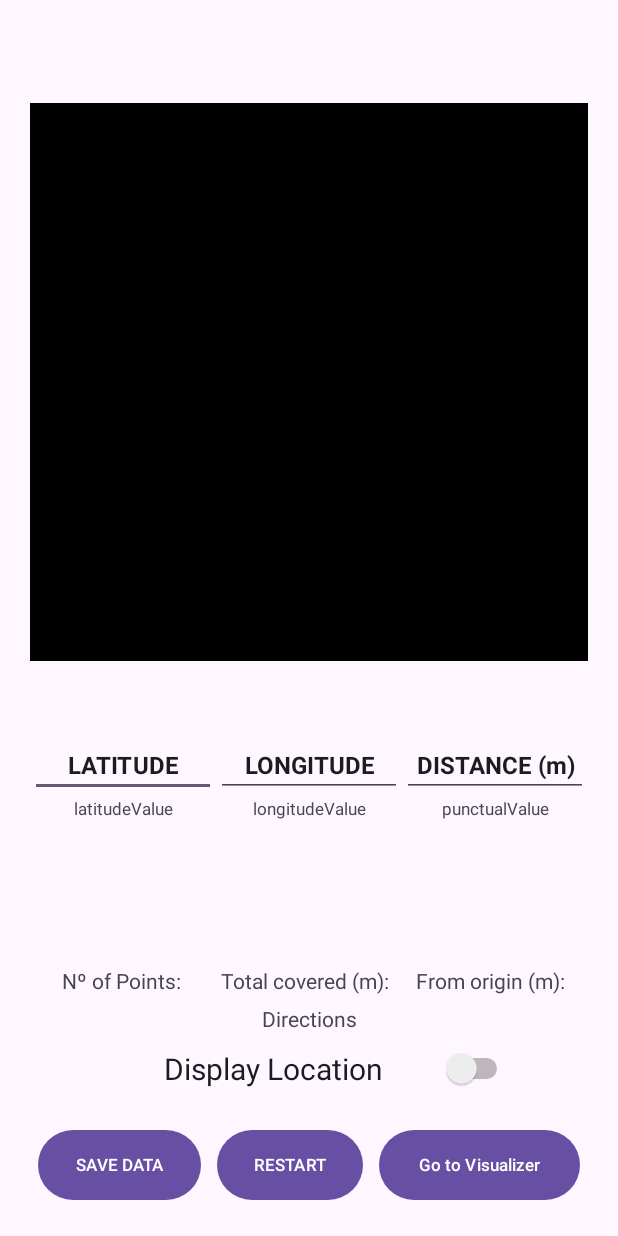
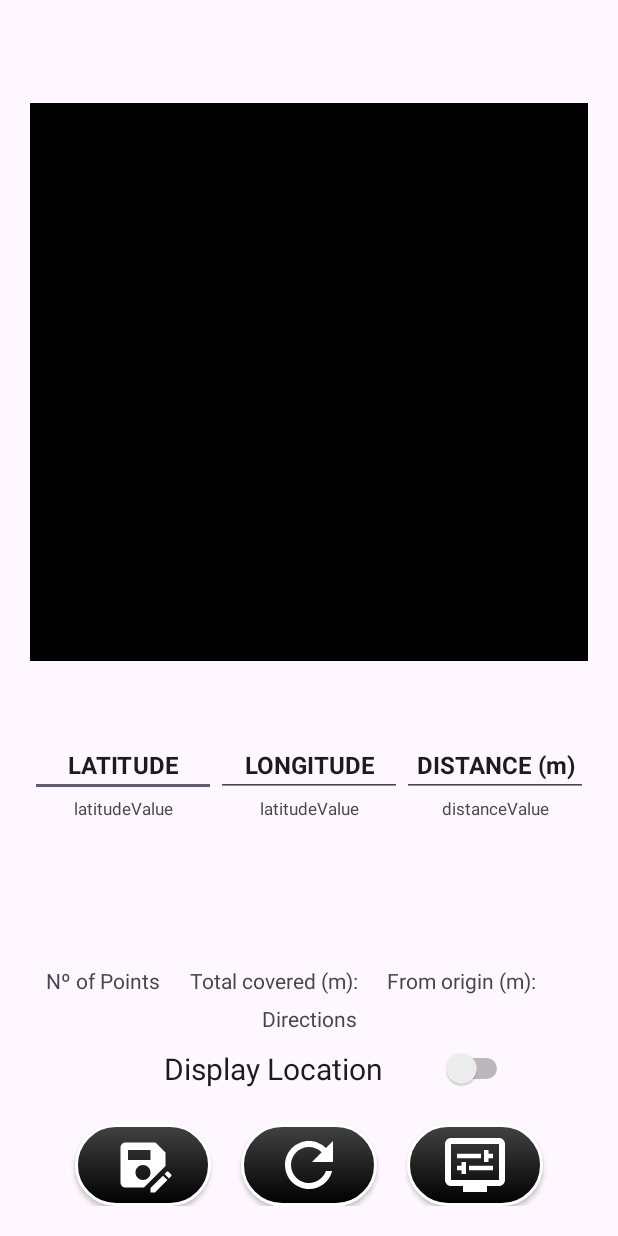
Before and after one commit to DRBondyaleJuez/LocationTrayectoryDrawing, an Android app: the screen it shows after launch (MainActivity), on a phone screen of 412 x 824 dp. Run offline under Robolectric (Android 15) with nearby library versions, the phone set to English and light mode, and no system bars.

Commit message:
Numerous changes in the format of the View. Multiple xml files added to use icons. The strings folder in values is also being used and themes have been created for the buttons.

```diff
--- a/app/src/main/java/viewController/MainViewController.java
+++ b/app/src/main/java/viewController/MainViewController.java
@@ -3,6 +3,7 @@ package viewController;
 import android.app.Activity;
 import android.view.View;
 import android.widget.Button;
+import android.widget.ImageButton;
 import android.widget.ImageView;
 import android.widget.Switch;
 import android.widget.TextView;
@@ -32,9 +33,9 @@ public class MainViewController implements MainControllerObserver {
     private TextView totalDistanceTextView;
     private TextView distanceFromOriginTextView;
     private TextView directionsTextView;
-    private final Button saveDataButton;
-    private final Button goToVisualizerButton;
-    private final Button restartButton;
+    private final ImageButton saveDataButton;
+    private final ImageButton goToVisualizerButton;
+    private final ImageButton restartButton;
     private final Switch continuousLocationSwitch;
     private final ImageView trajectoryImageView;
 
--- a/app/src/main/java/viewController/TrajectoryDrawingViewController.java
+++ b/app/src/main/java/viewController/TrajectoryDrawingViewController.java
@@ -14,7 +14,7 @@ public class TrajectoryDrawingViewController {
     private static final double DEFAULT_DOUBLE_STOP_OR_ABSENCE = -2000;
     private static final double INDICATOR_OF_NEW_TRAJECTORY = -2001;
     private static final int HUE_MAX_VALUE = 320;
-    private static final int RATIO_BETWEEN_DRAWING_AND_BORDER = 2;
+    private static final int RATIO_BETWEEN_DRAWING_AND_BORDER = 1;
     private static int BITMAP_SIZE = 5000;
     private static int SQUARE_SIZE = 50;
     private static int ADJUSTED_BITMAP_SIZE = BITMAP_SIZE-SQUARE_SIZE;
--- /dev/null
+++ b/app/src/main/res/drawable/arrow_pointing_left.xml
@@ -0,0 +1,5 @@
+<vector android:autoMirrored="true" android:height="24dp"
+    android:tint="#000000" android:viewportHeight="24"
+    android:viewportWidth="24" android:width="24dp" xmlns:android="http://schemas.android.com/apk/res/android">
+    <path android:fillColor="@android:color/white" android:pathData="M20,11H7.83l5.59,-5.59L12,4l-8,8 8,8 1.41,-1.41L7.83,13H20v-2z"/>
+</vector>
--- /dev/null
+++ b/app/src/main/res/drawable/arrow_pointing_right.xml
@@ -0,0 +1,5 @@
+<vector android:autoMirrored="true" android:height="24dp"
+    android:tint="#000000" android:viewportHeight="24"
+    android:viewportWidth="24" android:width="24dp" xmlns:android="http://schemas.android.com/apk/res/android">
+    <path android:fillColor="@android:color/white" android:pathData="M12,4l-1.41,1.41L16.17,11H4v2h12.17l-5.58,5.59L12,20l8,-8z"/>
+</vector>
--- /dev/null
+++ b/app/src/main/res/drawable/dark_button_with_border.xml
@@ -0,0 +1,6 @@
+<shape xmlns:android="http://schemas.android.com/apk/res/android">
+    <corners android:radius="50dp"></corners>
+    <stroke android:width="2dp" android:color="@android:color/white"></stroke>
+    <padding android:right="2dp" android:left="2dp"></padding>
+    <gradient android:startColor="@color/dark_grey" android:endColor="@color/black" android:angle="270"/>
+</shape>
--- /dev/null
+++ b/app/src/main/res/drawable/delete_icon.xml
@@ -0,0 +1,5 @@
+<vector android:height="24dp" android:tint="#000000"
+    android:viewportHeight="24" android:viewportWidth="24"
+    android:width="24dp" xmlns:android="http://schemas.android.com/apk/res/android">
+    <path android:fillColor="@android:color/white" android:pathData="M6,19c0,1.1 0.9,2 2,2h8c1.1,0 2,-0.9 2,-2L18,7L6,7v12zM8.46,11.88l1.41,-1.41L12,12.59l2.12,-2.12 1.41,1.41L13.41,14l2.12,2.12 -1.41,1.41L12,15.41l-2.12,2.12 -1.41,-1.41L10.59,14l-2.13,-2.12zM15.5,4l-1,-1h-5l-1,1L5,4v2h14L19,4z"/>
+</vector>
--- /dev/null
+++ b/app/src/main/res/drawable/light_button_with_border.xml
@@ -0,0 +1,6 @@
+<shape xmlns:android="http://schemas.android.com/apk/res/android">
+    <corners android:radius="50dp"></corners>
+    <stroke android:width="2dp" android:color="@android:color/black"></stroke>
+    <padding android:right="2dp" android:left="2dp"></padding>
+    <gradient android:startColor="@color/dark_grey" android:endColor="@color/light_grey" android:angle="270"/>
+</shape>
--- /dev/null
+++ b/app/src/main/res/drawable/line_icon.xml
@@ -0,0 +1,5 @@
+<vector android:autoMirrored="true" android:height="24dp"
+    android:tint="#000000" android:viewportHeight="24"
+    android:viewportWidth="24" android:width="24dp" xmlns:android="http://schemas.android.com/apk/res/android">
+    <path android:fillColor="@android:color/white" android:pathData="M3.5,18.49l6,-6.01 4,4L22,6.92l-1.41,-1.41 -7.09,7.97 -4,-4L2,16.99z"/>
+</vector>
--- /dev/null
+++ b/app/src/main/res/drawable/refresh_icon.xml
@@ -0,0 +1,5 @@
+<vector android:height="24dp" android:tint="#000000"
+    android:viewportHeight="24" android:viewportWidth="24"
+    android:width="24dp" xmlns:android="http://schemas.android.com/apk/res/android">
+    <path android:fillColor="@android:color/white" android:pathData="M17.65,6.35C16.2,4.9 14.21,4 12,4c-4.42,0 -7.99,3.58 -7.99,8s3.57,8 7.99,8c3.73,0 6.84,-2.55 7.73,-6h-2.08c-0.82,2.33 -3.04,4 -5.65,4 -3.31,0 -6,-2.69 -6,-6s2.69,-6 6,-6c1.66,0 3.14,0.69 4.22,1.78L13,11h7V4l-2.35,2.35z"/>
+</vector>
--- /dev/null
+++ b/app/src/main/res/drawable/save_icon.xml
@@ -0,0 +1,5 @@
+<vector android:height="24dp" android:tint="#000000"
+    android:viewportHeight="24" android:viewportWidth="24"
+    android:width="24dp" xmlns:android="http://schemas.android.com/apk/res/android">
+    <path android:fillColor="@android:color/white" android:pathData="M21,12.4V7l-4,-4H5C3.89,3 3,3.9 3,5v14c0,1.1 0.89,2 2,2h7.4L21,12.4zM15,15c0,1.66 -1.34,3 -3,3s-3,-1.34 -3,-3s1.34,-3 3,-3S15,13.34 15,15zM6,6h9v4H6V6zM19.99,16.25l1.77,1.77L16.77,23H15v-1.77L19.99,16.25zM23.25,16.51l-0.85,0.85l-1.77,-1.77l0.85,-0.85c0.2,-0.2 0.51,-0.2 0.71,0l1.06,1.06C23.45,16 23.45,16.32 23.25,16.51z"/>
+</vector>
--- /dev/null
+++ b/app/src/main/res/drawable/visualizer_arrow.xml
@@ -0,0 +1,6 @@
+<shape xmlns:android="http://schemas.android.com/apk/res/android">
+    <corners android:radius="50dp"></corners>
+    <stroke android:width="2dp" android:color="@android:color/white"></stroke>
+    <padding android:right="2dp" android:left="2dp"></padding>
+    <gradient android:startColor="@color/dark_grey" android:endColor="@color/black" android:angle="270"/>
+</shape>
--- a/app/src/main/res/layout/activity_main.xml
+++ b/app/src/main/res/layout/activity_main.xml
@@ -13,13 +13,14 @@
 
 
 
-
     <ImageView
         android:id="@+id/trajectoryImageView"
         android:layout_width="match_parent"
         android:layout_height="wrap_content"
         android:layout_weight="0.3"
-        android:adjustViewBounds="true"/>
+        android:adjustViewBounds="true"
+        android:contentDescription="@string/no_description"
+        />
 
 
     <LinearLayout
@@ -31,10 +32,10 @@
 
         <!--LATITUDE  layout-->
         <LinearLayout
-            android:layout_width="match_parent"
+            android:layout_width="wrap_content"
             android:layout_height="wrap_content"
             android:orientation="vertical"
-            android:layout_weight="3"
+            android:layout_weight="1"
             >
 
             <EditText
@@ -43,29 +44,29 @@
                 android:layout_height="wrap_content"
                 android:layout_weight="0.05"
                 android:ems="10"
-                android:textSize="16dp"
+                android:textSize="16sp"
                 android:inputType="textPersonName"
-                android:text="LATITUDE"
+                android:text="@string/latitude_title"
                 android:textAlignment="center"
                 android:textStyle="bold" />
 
             <TextView
                 android:id="@+id/latitudeTextView"
                 android:layout_width="match_parent"
-                android:layout_height="wrap_content"
+                android:layout_height="match_parent"
                 android:layout_weight="1"
-                android:text="latitudeValue"
+                android:text="@string/latitude_filler"
                 android:textAlignment="center"
-                android:textSize="11dp"/>
+                android:textSize="11sp"/>
 
         </LinearLayout>
 
         <!--LONGITUDE layout-->
         <LinearLayout
-            android:layout_width="match_parent"
+            android:layout_width="wrap_content"
             android:layout_height="wrap_content"
             android:orientation="vertical"
-            android:layout_weight="3"
+            android:layout_weight="1"
             >
 
 
@@ -75,9 +76,9 @@
                 android:layout_height="wrap_content"
                 android:layout_weight="0.05"
                 android:ems="10"
-                android:textSize="16dp"
+                android:textSize="16sp"
                 android:inputType="textPersonName"
-                android:text="LONGITUDE"
+                android:text="@string/longitude_title"
                 android:textAlignment="center"
                 android:textStyle="bold" />
 
@@ -86,19 +87,19 @@
                 android:layout_width="match_parent"
                 android:layout_height="wrap_content"
                 android:layout_weight="0.5"
-                android:text="longitudeValue"
+                android:text="@string/latitude_filler"
                 android:textAlignment="center"
-                android:textSize="11dp"
+                android:textSize="11sp"
                 />
 
         </LinearLayout>
 
         <!--DISTANCE layout-->
         <LinearLayout
-            android:layout_width="match_parent"
+            android:layout_width="wrap_content"
             android:layout_height="wrap_content"
             android:orientation="vertical"
-            android:layout_weight="3"
+            android:layout_weight="1"
             >
 
             <EditText
@@ -107,9 +108,9 @@
                 android:layout_height="wrap_content"
                 android:layout_weight="0.05"
                 android:ems="10"
-                android:textSize="16dp"
+                android:textSize="16sp"
                 android:inputType="textPersonName"
-                android:text="DISTANCE (m)"
+                android:text="@string/distance_title"
                 android:textAlignment="center"
                 android:textStyle="bold" />
 
@@ -118,9 +119,9 @@
                 android:layout_width="match_parent"
                 android:layout_height="wrap_content"
                 android:layout_weight="1"
-                android:text="punctualValue"
+                android:text="@string/distance_filler"
                 android:textAlignment="center"
-                android:textSize="11dp"/>
+                android:textSize="11sp"/>
 
         </LinearLayout>
 
@@ -135,29 +136,29 @@
 
         <TextView
             android:id="@+id/numberOfPointsTextView"
-            android:layout_width="match_parent"
-            android:layout_height="wrap_content"
-            android:layout_weight="0.02"
-            android:text="Nº of Points: "
+            android:layout_width="wrap_content"
+            android:layout_height="match_parent"
+            android:text="@string/number_of_points"
             android:textAlignment="center"
+            android:layout_marginHorizontal="10dp"
             />
 
         <TextView
             android:id="@+id/totalDistanceTextView"
-            android:layout_width="match_parent"
-            android:layout_height="wrap_content"
-            android:layout_weight="0.02"
-            android:text="Total covered (m):  "
+            android:layout_width="wrap_content"
+            android:layout_height="match_parent"
+            android:text="@string/total_distance"
             android:textAlignment="center"
+            android:layout_marginHorizontal="10dp"
             />
 
         <TextView
             android:id="@+id/distanceFromOriginTextView"
-            android:layout_width="match_parent"
-            android:layout_height="wrap_content"
-            android:layout_weight="0.02"
-            android:text="From origin (m):  "
+            android:layout_width="wrap_content"
+            android:layout_height="match_parent"
+            android:text="@string/distance_from_origin"
             android:textAlignment="center"
+            android:layout_marginHorizontal="10dp"
             />
 
     </LinearLayout>
@@ -167,7 +168,7 @@
         android:layout_width="match_parent"
         android:layout_height="wrap_content"
         android:layout_weight="0.02"
-        android:text="Directions"
+        android:text="@string/directions"
         android:textAlignment="center"
         />
 
@@ -178,7 +179,6 @@
         android:layout_height="wrap_content"
         android:layout_weight="0.02"
         android:text="Display Location"
-
         android:textAlignment="center"
         android:textSize="20dp"
         android:paddingHorizontal="50dp"
@@ -190,38 +190,36 @@
         android:layout_height="wrap_content"
         android:orientation="horizontal"
         android:layout_weight="0.02"
+        android:paddingHorizontal="20dp"
         >
 
-
-        <Button
+        <ImageButton
             android:id="@+id/saveDataButton"
+            style = "@style/SaveButtonStyle"
             android:layout_width="wrap_content"
             android:layout_height="match_parent"
-            android:text="SAVE DATA"
-            android:textSize="11dp"
-            android:layout_weight="0.25"
-            android:layout_marginLeft="5dp"
-            android:layout_marginRight="5dp"/>
+            android:layout_marginHorizontal="10dp"
+            android:layout_weight="1"
+            android:contentDescription="@string/no_description"
+            />
 
-        <Button
+        <ImageButton
             android:id="@+id/restartButton"
+            style = "@style/RestartButtonStyle"
             android:layout_width="wrap_content"
             android:layout_height="match_parent"
-            android:text="RESTART"
-            android:textSize="11dp"
-            android:layout_weight="0.1"
-            android:layout_marginLeft="5dp"
-            android:layout_marginRight="5dp"/>
+            android:layout_marginHorizontal="10dp"
+            android:layout_weight="1"
+            android:contentDescription="@string/no_description"/>
 
-        <Button
+        <ImageButton
             android:id="@+id/goToVisualizerButton"
+            style = "@style/VisualizerButtonStyle"
             android:layout_width="wrap_content"
             android:layout_height="match_parent"
-            android:text="Go to Visualizer"
-            android:textSize="11dp"
-            android:layout_weight="0.5"
-            android:layout_marginLeft="5dp"
-            android:layout_marginRight="5dp"/>
+            android:layout_marginHorizontal="10dp"
+            android:layout_weight="1"
+            android:contentDescription="@string/no_description"/>
 
 
     </LinearLayout>
--- a/app/src/main/res/values/colors.xml
+++ b/app/src/main/res/values/colors.xml
@@ -1,5 +1,10 @@
 <?xml version="1.0" encoding="utf-8"?>
 <resources>
     <color name="black">#FF000000</color>
+    <color name="dark_grey">#424242</color>
+    <color name="light_grey">#808080</color>
     <color name="white">#FFFFFFFF</color>
+
+    <color name="dark_red">#770000</color>
+    <color name="green">#00CC00</color>
 </resources>
--- a/app/src/main/res/values/strings.xml
+++ b/app/src/main/res/values/strings.xml
@@ -1,3 +1,17 @@
 <resources>
     <string name="app_name">LocationTrayectoryDrawing</string>
+    <string name="latitude_title">LATITUDE</string>
+    <string name="latitude_filler">latitudeValue</string>
+    <string name="longitude_title">LONGITUDE</string>
+    <string name="longitude_filler">longitudeValue</string>
+    <string name="distance_title">DISTANCE (m)</string>
+    <string name="distance_filler">distanceValue</string>
+    <string name="number_of_points">Nº of Points</string>
+    <string name="total_distance">Total covered (m):</string>
+    <string name="distance_from_origin">From origin (m):</string>
+    <string name="directions">Directions</string>
+    <string name="no_description">NO_DESCRIPTION</string>
+    <string name="no_trajectory_file_saved">No Trajectory File Saved</string>
+    <string name="trajectory_file">Trajectory File:</string>
+    <string name="select_all">Select All</string>
 </resources>
```
Also changed, not shown: app/src/main/java/viewController/TrajectoriesVisualizerViewController.java (+4 -3 lines), app/src/main/res/drawable/arrow_tracker.xml (added, +8 -0 lines), app/src/main/res/drawable/track_location_icon.xml (added, +7 -0 lines), app/src/main/res/drawable/visualizer_icon.xml (added, +9 -0 lines), app/src/main/res/layout/saved_trajectories_visualizer.xml (+30 -32 lines), app/src/main/res/values/themes.xml (+56 -0 lines).
